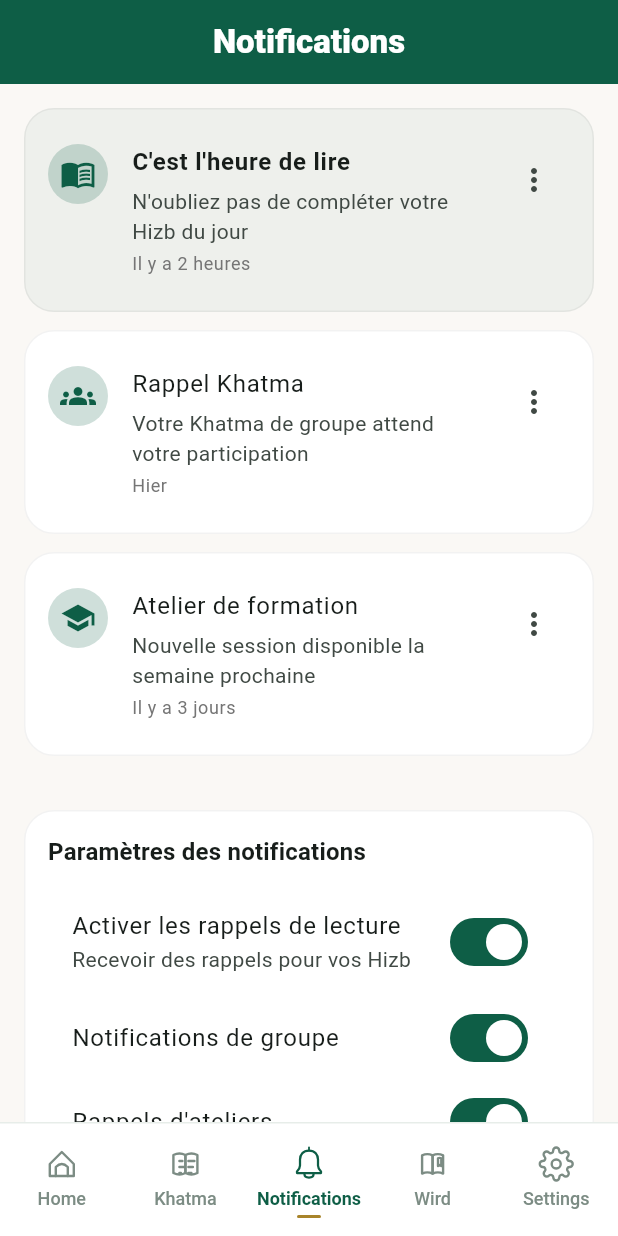
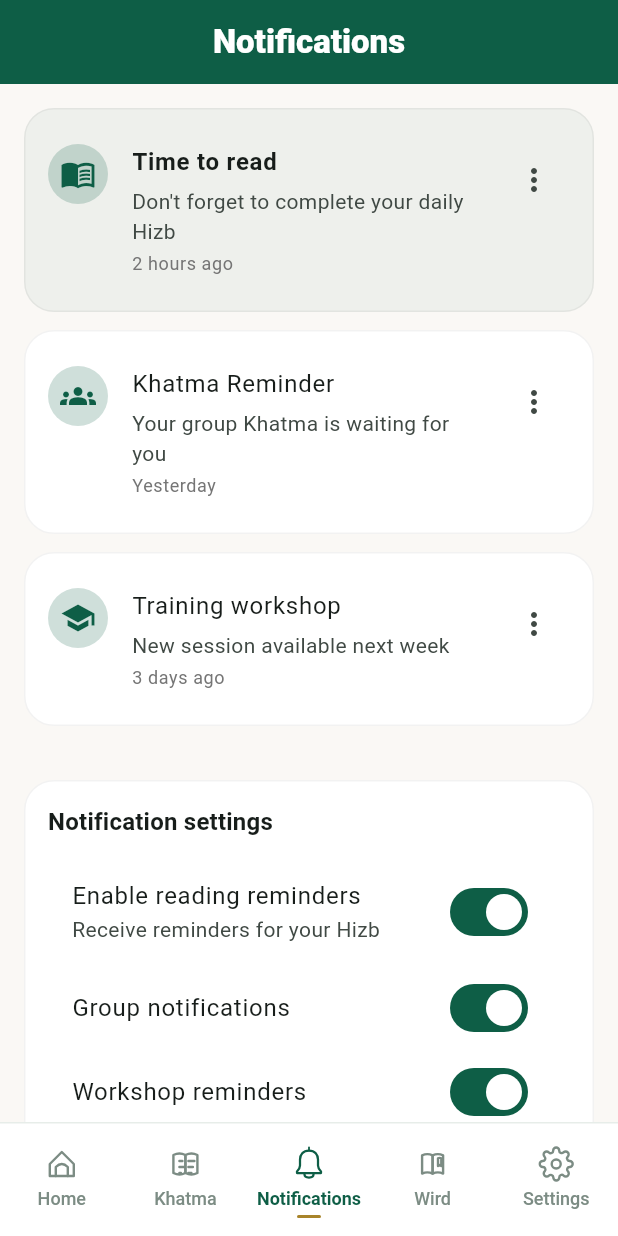
Before and after one commit to kanis92/anis-khatamat, a Flutter app: the NotificationsScreen screen opened by its route, on a phone screen of 412 x 824 dp. Run offline on Flutter 3.47's test engine with Material 3 defaults, Android fonts, the phone set to English and light mode, and no system bars; our stand-ins replace adhan, bloc, cloud_firestore, connectivity_plus, equatable, firebase_auth and 12 more; missing offline and left inert: dart:js_interop, hijri_date_time; accounts and stored records are empty; Roboto replaces fonts that are missing (Cairo).

Commit message:
feat: localize notifications and validate RTL
Co-authored-by: Cursor <cursoragent@cursor.com>

```diff
--- a/lib/l10n/app_en.arb
+++ b/lib/l10n/app_en.arb
@@ -497,5 +497,38 @@
         "type": "int"
       }
     }
+  },
+  "notificationsTitle": "Notifications",
+  "notificationsEmptyTitle": "No notifications",
+  "notificationsEmptySubtitle": "You're all caught up",
+  "notificationsSettingsTitle": "Notification settings",
+  "notificationsEnableReadingReminders": "Enable reading reminders",
+  "notificationsReceiveHizbReminders": "Receive reminders for your Hizb",
+  "notificationsGroupNotifications": "Group notifications",
+  "notificationsWorkshopReminders": "Workshop reminders",
+  "notificationsMarkAsRead": "Mark as read",
+  "notificationsDelete": "Delete",
+  "notificationsDemoReadingTime": "Time to read",
+  "notificationsDemoReadingTimeBody": "Don't forget to complete your daily Hizb",
+  "notificationsDemoKhatmaReminder": "Khatma Reminder",
+  "notificationsDemoKhatmaBody": "Your group Khatma is waiting for you",
+  "notificationsDemoWorkshop": "Training workshop",
+  "notificationsDemoWorkshopBody": "New session available next week",
+  "notificationsTimeHoursAgo": "{hours} hours ago",
+  "@notificationsTimeHoursAgo": {
+    "placeholders": {
+      "hours": {
+        "type": "int"
+      }
+    }
+  },
+  "notificationsTimeYesterday": "Yesterday",
+  "notificationsTimeDaysAgo": "{days} days ago",
+  "@notificationsTimeDaysAgo": {
+    "placeholders": {
+      "days": {
+        "type": "int"
+      }
+    }
   }
 }
--- a/lib/l10n/gen_l10n/app_localizations.dart
+++ b/lib/l10n/gen_l10n/app_localizations.dart
@@ -1533,6 +1533,120 @@ abstract class AppLocalizations {
   /// In fr, this message translates to:
   /// **'رمضان · اليوم {day} من 30'**
   String homeRamadanPillAr(int day);
+
+  /// No description provided for @notificationsTitle.
+  ///
+  /// In fr, this message translates to:
+  /// **'Notifications'**
+  String get notificationsTitle;
+
+  /// No description provided for @notificationsEmptyTitle.
+  ///
+  /// In fr, this message translates to:
+  /// **'Aucune notification'**
+  String get notificationsEmptyTitle;
+
+  /// No description provided for @notificationsEmptySubtitle.
+  ///
+  /// In fr, this message translates to:
+  /// **'Vous êtes à jour'**
+  String get notificationsEmptySubtitle;
+
+  /// No description provided for @notificationsSettingsTitle.
+  ///
+  /// In fr, this message translates to:
+  /// **'Paramètres des notifications'**
+  String get notificationsSettingsTitle;
+
+  /// No description provided for @notificationsEnableReadingReminders.
+  ///
+  /// In fr, this message translates to:
+  /// **'Activer les rappels de lecture'**
+  String get notificationsEnableReadingReminders;
+
+  /// No description provided for @notificationsReceiveHizbReminders.
+  ///
+  /// In fr, this message translates to:
+  /// **'Recevoir des rappels pour vos Hizb'**
+  String get notificationsReceiveHizbReminders;
+
+  /// No description provided for @notificationsGroupNotifications.
+  ///
+  /// In fr, this message translates to:
+  /// **'Notifications de groupe'**
+  String get notificationsGroupNotifications;
+
+  /// No description provided for @notificationsWorkshopReminders.
+  ///
+  /// In fr, this message translates to:
+  /// **'Rappels d\'ateliers'**
+  String get notificationsWorkshopReminders;
+
+  /// No description provided for @notificationsMarkAsRead.
+  ///
+  /// In fr, this message translates to:
+  /// **'Marquer comme lu'**
+  String get notificationsMarkAsRead;
+
+  /// No description provided for @notificationsDelete.
+  ///
+  /// In fr, this message translates to:
+  /// **'Supprimer'**
+  String get notificationsDelete;
+
+  /// No description provided for @notificationsDemoReadingTime.
+  ///
+  /// In fr, this message translates to:
+  /// **'C\'est l\'heure de lire'**
+  String get notificationsDemoReadingTime;
+
+  /// No description provided for @notificationsDemoReadingTimeBody.
+  ///
+  /// In fr, this message translates to:
+  /// **'N\'oubliez pas de compléter votre Hizb du jour'**
+  String get notificationsDemoReadingTimeBody;
+
+  /// No description provided for @notificationsDemoKhatmaReminder.
+  ///
+  /// In fr, this message translates to:
+  /// **'Rappel Khatma'**
+  String get notificationsDemoKhatmaReminder;
+
+  /// No description provided for @notificationsDemoKhatmaBody.
+  ///
+  /// In fr, this message translates to:
+  /// **'Votre Khatma de groupe attend votre participation'**
+  String get notificationsDemoKhatmaBody;
+
+  /// No description provided for @notificationsDemoWorkshop.
+  ///
+  /// In fr, this message translates to:
+  /// **'Atelier de formation'**
+  String get notificationsDemoWorkshop;
+
+  /// No description provided for @notificationsDemoWorkshopBody.
+  ///
+  /// In fr, this message translates to:
+  /// **'Nouvelle session disponible la semaine prochaine'**
+  String get notificationsDemoWorkshopBody;
+
+  /// No description provided for @notificationsTimeHoursAgo.
+  ///
+  /// In fr, this message translates to:
+  /// **'Il y a {hours} heures'**
+  String notificationsTimeHoursAgo(int hours);
+
+  /// No description provided for @notificationsTimeYesterday.
+  ///
+  /// In fr, this message translates to:
+  /// **'Hier'**
+  String get notificationsTimeYesterday;
+
+  /// No description provided for @notificationsTimeDaysAgo.
+  ///
+  /// In fr, this message translates to:
+  /// **'Il y a {days} jours'**
+  String notificationsTimeDaysAgo(int days);
 }
 
 class _AppLocalizationsDelegate
--- a/lib/l10n/gen_l10n/app_localizations_en.dart
+++ b/lib/l10n/gen_l10n/app_localizations_en.dart
@@ -812,4 +812,68 @@ class AppLocalizationsEn extends AppLocalizations {
   String homeRamadanPillAr(int day) {
     return 'رمضان · اليوم $day من 30';
   }
+
+  @override
+  String get notificationsTitle => 'Notifications';
+
+  @override
+  String get notificationsEmptyTitle => 'No notifications';
+
+  @override
+  String get notificationsEmptySubtitle => 'You\'re all caught up';
+
+  @override
+  String get notificationsSettingsTitle => 'Notification settings';
+
+  @override
+  String get notificationsEnableReadingReminders => 'Enable reading reminders';
+
+  @override
+  String get notificationsReceiveHizbReminders =>
+      'Receive reminders for your Hizb';
+
+  @override
+  String get notificationsGroupNotifications => 'Group notifications';
+
+  @override
+  String get notificationsWorkshopReminders => 'Workshop reminders';
+
+  @override
+  String get notificationsMarkAsRead => 'Mark as read';
+
+  @override
+  String get notificationsDelete => 'Delete';
+
+  @override
+  String get notificationsDemoReadingTime => 'Time to read';
+
+  @override
+  String get notificationsDemoReadingTimeBody =>
+      'Don\'t forget to complete your daily Hizb';
+
+  @override
+  String get notificationsDemoKhatmaReminder => 'Khatma Reminder';
+
+  @override
+  String get notificationsDemoKhatmaBody =>
+      'Your group Khatma is waiting for you';
+
+  @override
+  String get notificationsDemoWorkshop => 'Training workshop';
+
+  @override
+  String get notificationsDemoWorkshopBody => 'New session available next week';
+
+  @override
+  String notificationsTimeHoursAgo(int hours) {
+    return '$hours hours ago';
+  }
+
+  @override
+  String get notificationsTimeYesterday => 'Yesterday';
+
+  @override
+  String notificationsTimeDaysAgo(int days) {
+    return '$days days ago';
+  }
 }
--- a/lib/screens/notifications_screen.dart
+++ b/lib/screens/notifications_screen.dart
@@ -1,37 +1,41 @@
 import 'package:flutter/material.dart';
 
 import '../core/theme/app_theme.dart';
+import '../l10n/gen_l10n/app_localizations.dart';
 
 class NotificationsScreen extends StatelessWidget {
   const NotificationsScreen({super.key});
 
   @override
   Widget build(BuildContext context) {
+    final l10n = AppLocalizations.of(context)!;
+
     return Scaffold(
       appBar: AppBar(
-        title: const Text('Notifications'),
+        title: Text(l10n.notificationsTitle),
       ),
       body: ListView(
         padding: const EdgeInsets.all(16),
         children: [
+          // Demo notifications - localized for consistency
           _NotificationCard(
-            title: 'C\'est l\'heure de lire',
-            subtitle: 'N\'oubliez pas de compléter votre Hizb du jour',
-            time: 'Il y a 2 heures',
+            title: l10n.notificationsDemoReadingTime,
+            subtitle: l10n.notificationsDemoReadingTimeBody,
+            time: l10n.notificationsTimeHoursAgo(2),
             isRead: false,
             icon: Icons.menu_book,
           ),
           _NotificationCard(
-            title: 'Rappel Khatma',
-            subtitle: 'Votre Khatma de groupe attend votre participation',
-            time: 'Hier',
+            title: l10n.notificationsDemoKhatmaReminder,
+            subtitle: l10n.notificationsDemoKhatmaBody,
+            time: l10n.notificationsTimeYesterday,
             isRead: true,
             icon: Icons.groups,
           ),
           _NotificationCard(
-            title: 'Atelier de formation',
-            subtitle: 'Nouvelle session disponible la semaine prochaine',
-            time: 'Il y a 3 jours',
+            title: l10n.notificationsDemoWorkshop,
+            subtitle: l10n.notificationsDemoWorkshopBody,
+            time: l10n.notificationsTimeDaysAgo(3),
             isRead: true,
             icon: Icons.school,
           ),
@@ -43,25 +47,25 @@ class NotificationsScreen extends StatelessWidget {
                 crossAxisAlignment: CrossAxisAlignment.start,
                 children: [
                   Text(
-                    'Paramètres des notifications',
+                    l10n.notificationsSettingsTitle,
                     style: Theme.of(context).textTheme.titleMedium?.copyWith(
                           fontWeight: FontWeight.bold,
                         ),
                   ),
                   const SizedBox(height: 12),
                   SwitchListTile(
-                    title: const Text('Activer les rappels de lecture'),
-                    subtitle: const Text('Recevoir des rappels pour vos Hizb'),
+                    title: Text(l10n.notificationsEnableReadingReminders),
+                    subtitle: Text(l10n.notificationsReceiveHizbReminders),
                     value: true,
                     onChanged: (v) {},
                   ),
                   SwitchListTile(
-                    title: const Text('Notifications de groupe'),
+                    title: Text(l10n.notificationsGroupNotifications),
                     value: true,
                     onChanged: (v) {},
                   ),
                   SwitchListTile(
-                    title: const Text('Rappels d\'ateliers'),
+                    title: Text(l10n.notificationsWorkshopReminders),
                     value: true,
                     onChanged: (v) {},
                   ),
@@ -123,10 +127,13 @@ class _NotificationCard extends StatelessWidget {
         ),
         isThreeLine: true,
         trailing: PopupMenuButton(
-          itemBuilder: (context) => [
-            const PopupMenuItem(value: 'read', child: Text('Marquer comme lu')),
-            const PopupMenuItem(value: 'delete', child: Text('Supprimer')),
-          ],
+          itemBuilder: (context) {
+            final l10n = AppLocalizations.of(context)!;
+            return [
+              PopupMenuItem(value: 'read', child: Text(l10n.notificationsMarkAsRead)),
+              PopupMenuItem(value: 'delete', child: Text(l10n.notificationsDelete)),
+            ];
+          },
         ),
       ),
     );
```
Also changed, not shown: lib/l10n/app_ar.arb (+33 -0 lines), lib/l10n/app_fr.arb (+33 -0 lines), lib/l10n/gen_l10n/app_localizations_ar.dart (+61 -0 lines), lib/l10n/gen_l10n/app_localizations_fr.dart (+66 -0 lines), 1 other file.
